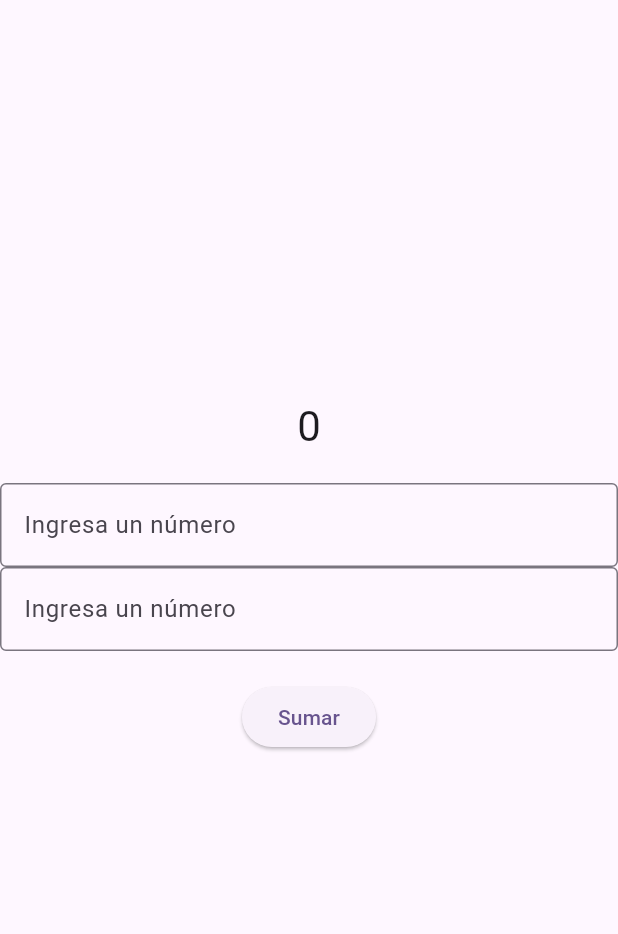
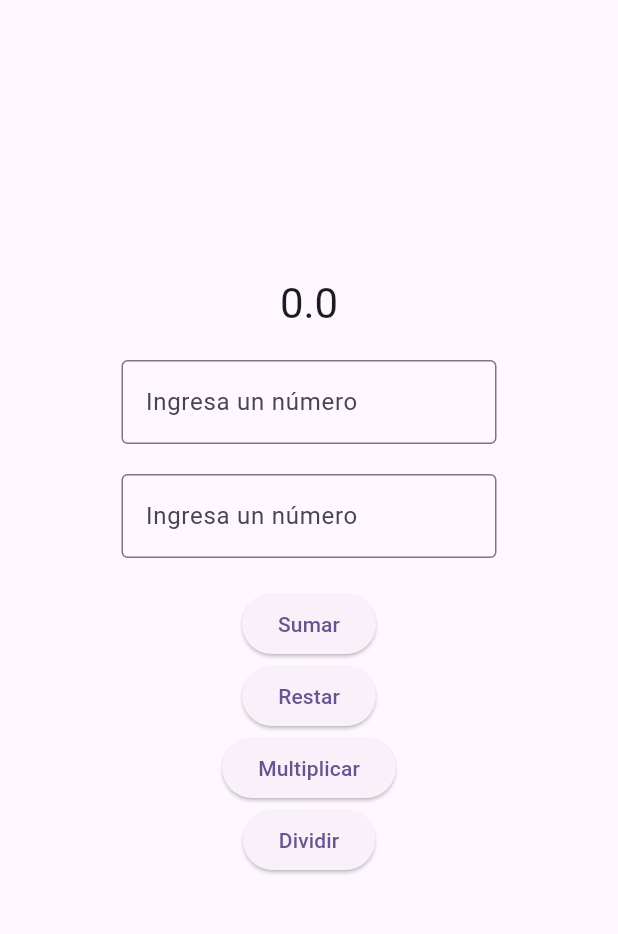
Before and after one commit to cmsrwood/flutter_primera_app, a Flutter app: the screen it shows after launch, on a phone screen of 412 x 824 dp, the part 84-1018 px from its top. Run offline on Flutter 3.47's test engine with Material 3 defaults, Android fonts, the phone set to English and light mode, and no system bars; missing offline and left inert: dart:ffi.

Commit message:
Update main.dart

```diff
--- a/lib/main.dart
+++ b/lib/main.dart
@@ -33,12 +33,36 @@ class MyHomePage extends StatefulWidget {
 class _MyHomePageState extends State<MyHomePage> {
   final TextEditingController num1 = TextEditingController();
   final TextEditingController num2 = TextEditingController();
-  int _suma = 0;
+  double _resultado = 0;
   void _sumar() {
     final int num1 = int.parse(this.num1.text);
     final int num2 = int.parse(this.num2.text);
     setState(() {
-      _suma = num1 + num2;
+      _resultado = (num1 + num2).toDouble();
+    });
+  }
+
+  void _restar() {
+    final int num1 = int.parse(this.num1.text);
+    final int num2 = int.parse(this.num2.text);
+    setState(() {
+      _resultado = (num1 - num2).toDouble();
+    });
+  }
+
+  void _multiplicar() {
+    final int num1 = int.parse(this.num1.text);
+    final int num2 = int.parse(this.num2.text);
+    setState(() {
+      _resultado = (num1 * num2).toDouble();
+    });
+  }
+
+  void _dividir() {
+    final int num1 = int.parse(this.num1.text);
+    final int num2 = int.parse(this.num2.text);
+    setState(() {
+      _resultado = num1 / num2;
     });
   }
 
@@ -53,17 +77,24 @@ class _MyHomePageState extends State<MyHomePage> {
         child: Column(
           mainAxisAlignment: MainAxisAlignment.center,
           children: <Widget>[
-            Text('$_suma', style: Theme.of(context).textTheme.headlineMedium),
+            Text(
+              '$_resultado',
+              style: Theme.of(context).textTheme.headlineMedium,
+            ),
             const SizedBox(height: 20),
+            Container(
+              width: 250,
+              child: Column(
+                children: [
                   TextField(
                     controller: num1,
                     keyboardType: TextInputType.number,
                     decoration: const InputDecoration(
                       labelText: 'Ingresa un número',
                       border: OutlineInputBorder(),
-
                     ),
                   ),
+                  SizedBox(height: 20),
                   TextField(
                     controller: num2,
                     keyboardType: TextInputType.number,
@@ -72,8 +103,24 @@ class _MyHomePageState extends State<MyHomePage> {
                       border: OutlineInputBorder(),
                     ),
                   ),
+                ],
+              ),
+            ),
             const SizedBox(height: 20),
+            Column(
+              children: [
                 ElevatedButton(onPressed: _sumar, child: const Text('Sumar')),
+                ElevatedButton(onPressed: _restar, child: const Text('Restar')),
+                ElevatedButton(
+                  onPressed: _multiplicar,
+                  child: const Text('Multiplicar'),
+                ),
+                ElevatedButton(
+                  onPressed: _dividir,
+                  child: const Text('Dividir'),
+                ),
+              ],
+            ),
           ],
         ),
       ),
```
Lines whose indentation alone changed are shown as unchanged.
